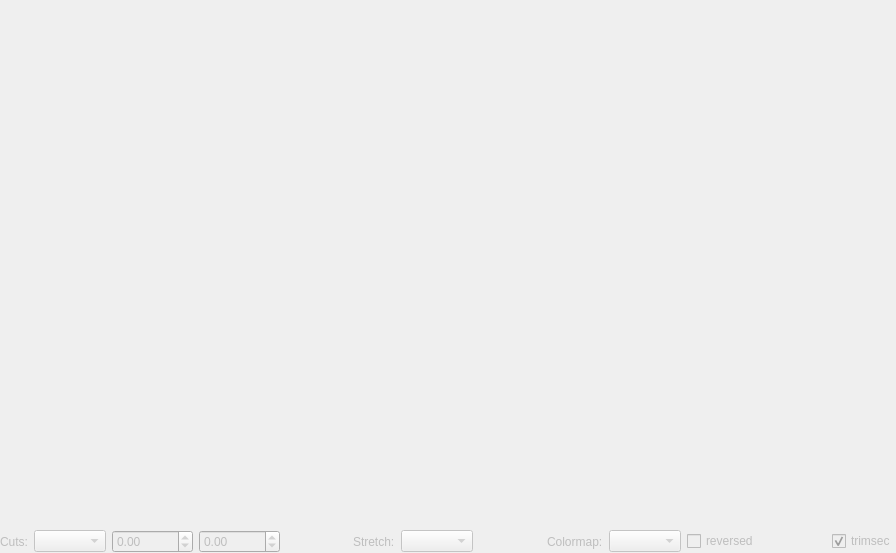
Old version of the form qfitswidget/qt/fitswidget.ui in the repository thusser/qfitswidget.
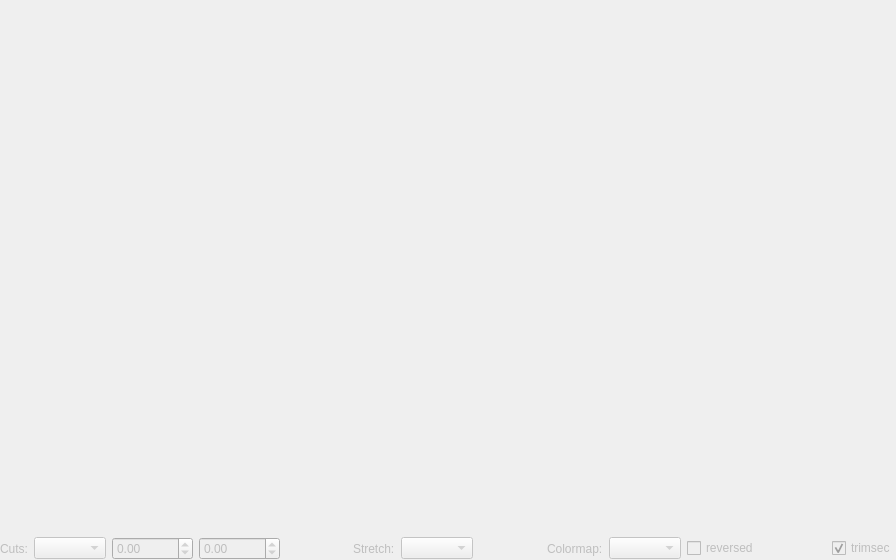
New version of the form.

What changed in the file:
```diff
--- a/qfitswidget/qt/fitswidget.ui
+++ b/qfitswidget/qt/fitswidget.ui
@@ -7,7 +7,7 @@
     <x>0</x>
     <y>0</y>
     <width>896</width>
-    <height>553</height>
+    <height>560</height>
    </rect>
   </property>
   <property name="windowTitle">
```
Left out of the diff: 18 changed lines with no effect on the pictures.
